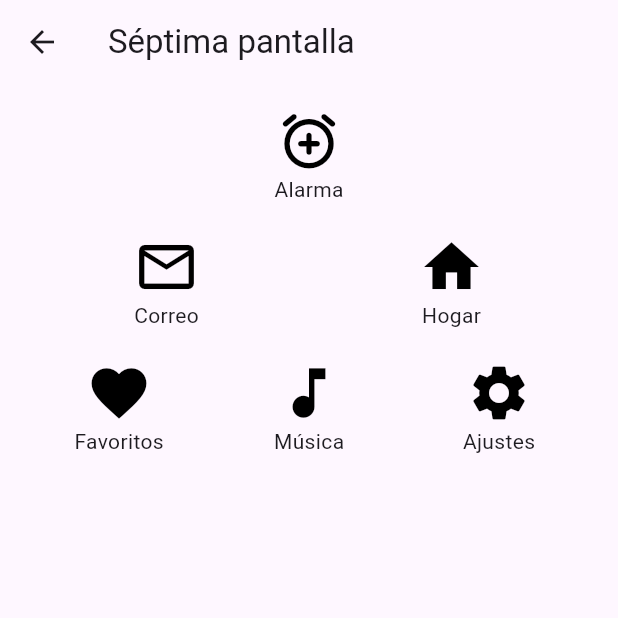
After one commit to raulgomezguzman/flutter-26-27-Raul-Gomez, a Flutter app: the Enlace7 screen opened directly, on a phone screen of 412 x 824 dp, the top half of it. The commit adds this screen. Run offline on Flutter 3.47's test engine with Material 3 defaults, Android fonts, the phone set to English and light mode, and no system bars; our stand-ins replace auto_size_text, google_fonts; network calls fail.

Commit message:
ejercicios 6-9

```diff
--- /dev/null
+++ b/flutter_drawer_1_raul/lib/widgets/enlace7.dart
@@ -0,0 +1,84 @@
+import 'package:flutter/material.dart';
+
+class Enlace7 extends StatelessWidget {
+  const Enlace7({super.key});
+
+  @override
+  Widget build(BuildContext context) {
+    const iconSize = 44.0;
+    const spacing = 20.0;
+
+    return Scaffold(
+      appBar: AppBar(title: const Text("Séptima pantalla")),
+      body: SingleChildScrollView(
+        padding: const EdgeInsets.all(16),
+        child: Center(
+          child: ConstrainedBox(
+            constraints: const BoxConstraints(maxWidth: 600),
+            child: Column(
+              mainAxisSize: MainAxisSize.min,
+              children: [
+                Column(
+                  children: [
+                    Icon(Icons.add_alarm_rounded, size: iconSize, color: Colors.black),
+                    const Text("Alarma"),
+                  ],
+                ),
+                SizedBox(height: spacing),
+                Row(
+                  children: [
+                    Expanded(
+                      child: Column(
+                        children: [
+                          Icon(Icons.email_outlined, size: iconSize, color: Colors.black),
+                          const Text("Correo"),
+                        ],
+                      ),
+                    ),
+                    Expanded(
+                      child: Column(
+                        children: [
+                          Icon(Icons.home, size: iconSize, color: Colors.black),
+                          const Text("Hogar"),
+                        ],
+                      ),
+                    ),
+                  ],
+                ),
+                SizedBox(height: spacing),
+                Row(
+                  children: [
+                    Expanded(
+                      child: Column(
+                        children: [
+                          Icon(Icons.favorite, size: iconSize, color: Colors.black),
+                          const Text("Favoritos"),
+                        ],
+                      ),
+                    ),
+                    Expanded(
+                      child: Column(
+                        children: [
+                          Icon(Icons.music_note, size: iconSize, color: Colors.black),
+                          const Text("Música"),
+                        ],
+                      ),
+                    ),
+                    Expanded(
+                      child: Column(
+                        children: [
+                          Icon(Icons.settings, size: iconSize, color: Colors.black),
+                          const Text("Ajustes"),
+                        ],
+                      ),
+                    ),
+                  ],
+                ),
+              ],
+            ),
+          ),
+        ),
+      ),
+    );
+  }
+}
--- a/flutter_drawer_1_raul/pubspec.yaml
+++ b/flutter_drawer_1_raul/pubspec.yaml
@@ -7,6 +7,7 @@ environment:
   sdk: ^3.13.4
 
 dependencies:
+  auto_size_text: ^3.0.0
   flutter:
     sdk: flutter
   google_fonts: ^9.0.0
```
Also changed, not shown: flutter_drawer_1_raul/lib/screens/menu_lateral.dart (+48 -2 lines), flutter_drawer_1_raul/lib/widgets/enlace5.dart (added, +66 -0 lines), flutter_drawer_1_raul/lib/widgets/enlace6.dart (added, +37 -0 lines), flutter_drawer_1_raul/lib/widgets/enlace8.dart (added, +46 -0 lines), flutter_drawer_1_raul/pubspec.lock.
